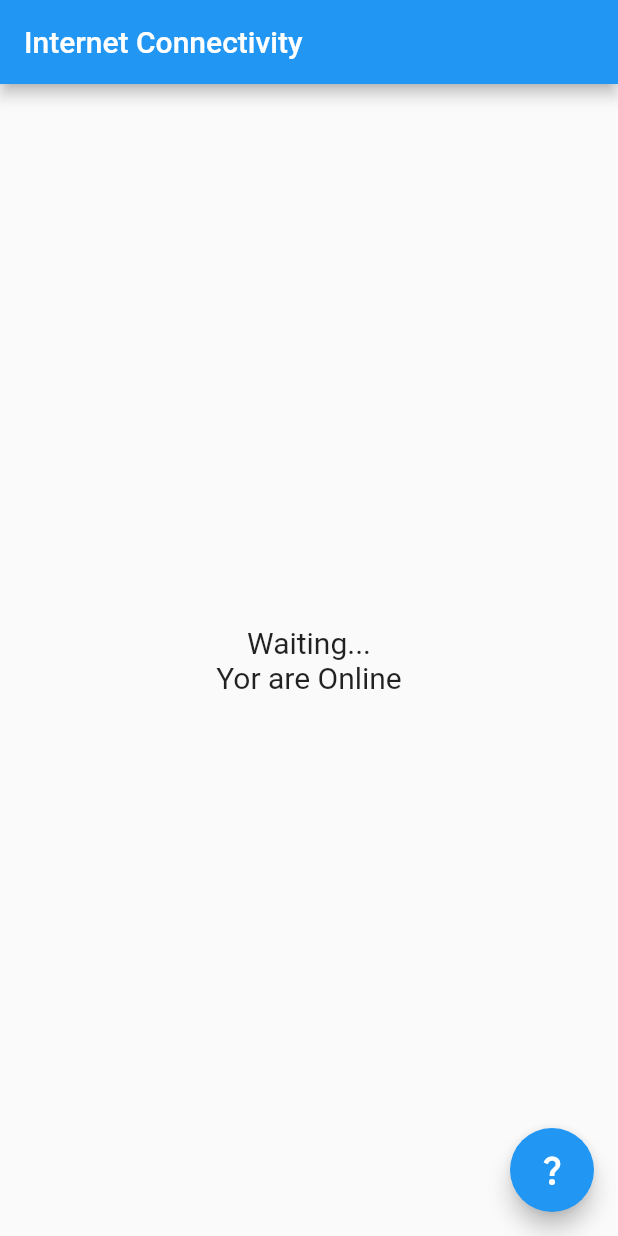
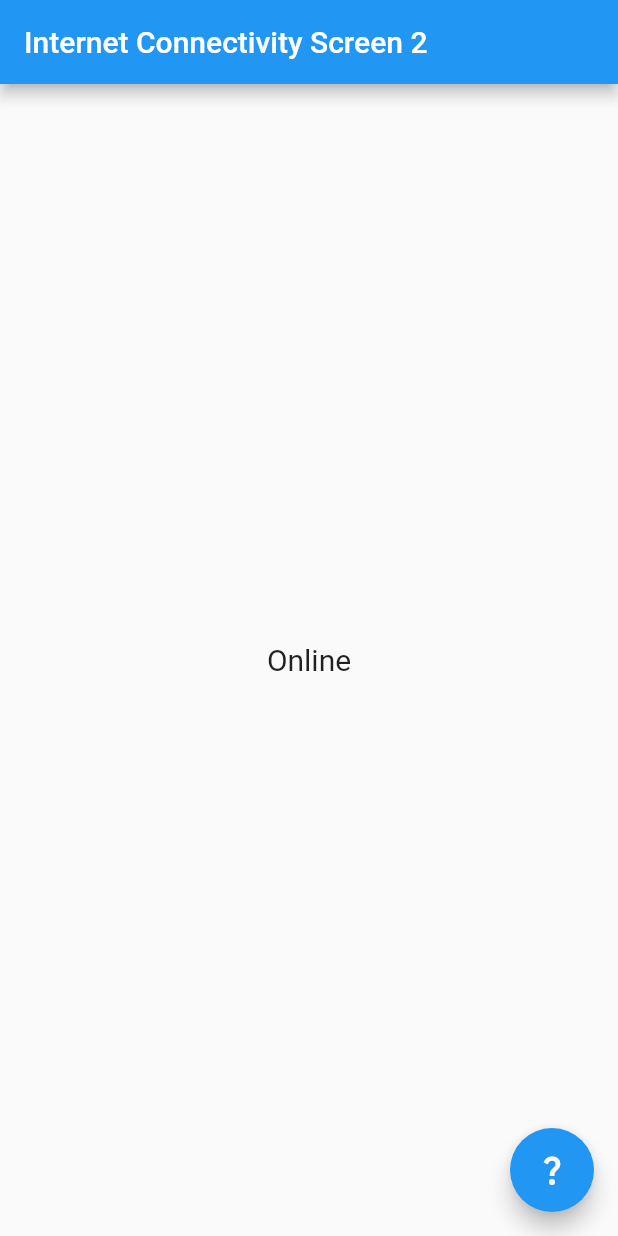
Before and after one commit to Dasun-Sandaru/Internet-connectivity, a Flutter app: the screen it shows after launch, after a tap on the "question mark" icon, on a phone screen of 412 x 824 dp. Run offline on Flutter 3.47's test engine with Material 2 defaults, Android fonts, the phone set to English and light mode, and no system bars; drawn by our look-alikes of overlay_support; our stand-ins replace connectivity_plus, internet_connection_checker.

Commit message:
Second Screen

```diff
--- a/internet_connectivity/lib/main.dart
+++ b/internet_connectivity/lib/main.dart
@@ -1,5 +1,6 @@
 import 'package:flutter/material.dart';
 import 'package:internet_connectivity/screens/home_screen.dart';
+import 'package:internet_connectivity/screens/secode_Screen.dart';
 
 void main() {
   runApp(const MyApp());
@@ -16,7 +17,7 @@ class MyApp extends StatelessWidget {
       theme: ThemeData(
         primarySwatch: Colors.blue,
       ),
-      home: const HomeScreen(),
+      home: const SecondScreen(),
     );
   }
 }
--- /dev/null
+++ b/internet_connectivity/lib/screens/secode_Screen.dart
@@ -0,0 +1,84 @@
+import 'dart:async';
+
+import 'package:flutter/material.dart';
+import 'package:internet_connection_checker/internet_connection_checker.dart';
+
+class SecondScreen extends StatefulWidget {
+  const SecondScreen({Key? key}) : super(key: key);
+
+  @override
+  State<SecondScreen> createState() => _SecondScreenState();
+}
+
+class _SecondScreenState extends State<SecondScreen> {
+  late StreamSubscription _streamSubscriptionInternetActivite;
+  String status = 'Waiting...';
+  String text = 'On';
+  bool activeInternet = false;
+
+  @override
+  void initState() {
+    // call ckeck internet active
+    checkActiveConnection();
+    super.initState();
+  }
+
+  checkActiveConnection(){
+    // call ckeck internet active
+    _streamSubscriptionInternetActivite = InternetConnectionChecker().onStatusChange.listen((event) {
+      final activeInternet = event == InternetConnectionStatus.connected;
+
+      setState(() {
+        this.activeInternet = activeInternet;
+        text = activeInternet ? 'Online' : 'Offline';
+      });
+    });
+  }
+
+  @override
+  void dispose() {
+    _streamSubscriptionInternetActivite.cancel();
+    super.dispose();
+  }
+
+  @override
+  Widget build(BuildContext context) {
+    return Scaffold(
+      appBar: AppBar(
+        title: const Text(
+          'Internet Connectivity Screen 2',
+        ),
+      ),
+      body: Center(
+        child: Column(
+          mainAxisAlignment: MainAxisAlignment.center,
+          children: [
+            Text(
+              text,
+              style: const TextStyle(
+                fontSize: 20.0,
+              ),
+            ),
+          ],
+        ),
+      ),
+      floatingActionButton: FloatingActionButton(
+        onPressed: () {
+          // check internet connectivity
+          //checkConnetivity();
+
+          if (activeInternet) {
+            print('Data submited');
+          } else {
+            print('Data Not Sumbit');
+          }
+
+          // check active internet connection
+          //checkActiveConnection();
+        },
+        tooltip: "Increment",
+        child: const Icon(Icons.question_mark),
+      ),
+    );
+  }
+}
--- /dev/null
+++ b/internet_connectivity/lib/services/check_InternetConnection.dart
@@ -0,0 +1,23 @@
+import 'dart:async';
+
+import 'package:internet_connection_checker/internet_connection_checker.dart';
+
+class CheckInternetConnection{
+
+  String status = 'Waiting...';
+  bool isAvailable = false;
+
+  late StreamSubscription _streamSubscriptionInternetActivite;
+
+
+  checkInternetConnection(){
+    _streamSubscriptionInternetActivite = InternetConnectionChecker().onStatusChange.listen((event) {
+      final isAvailable = event == InternetConnectionStatus.connected;
+      status = isAvailable ? 'Online' : 'Offline';
+    });
+
+    return status;
+  }
+
+
+}
```
